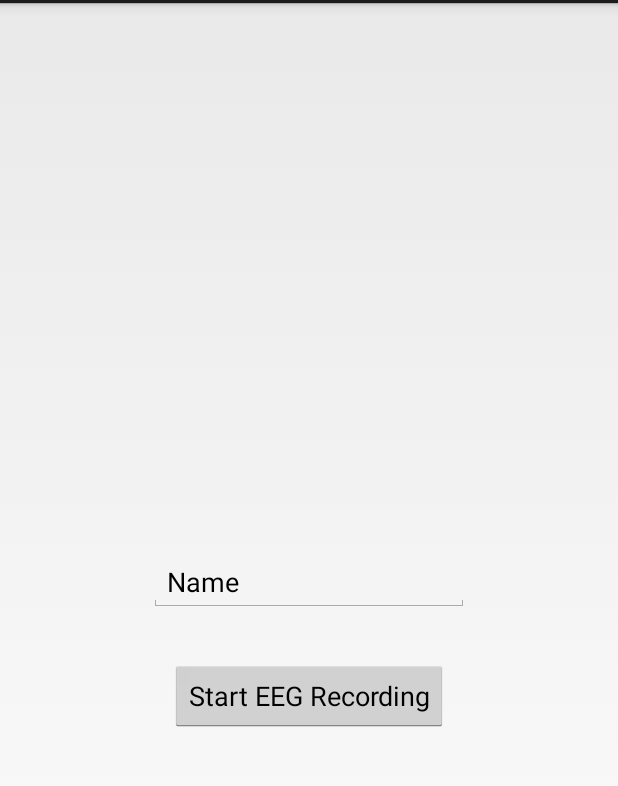
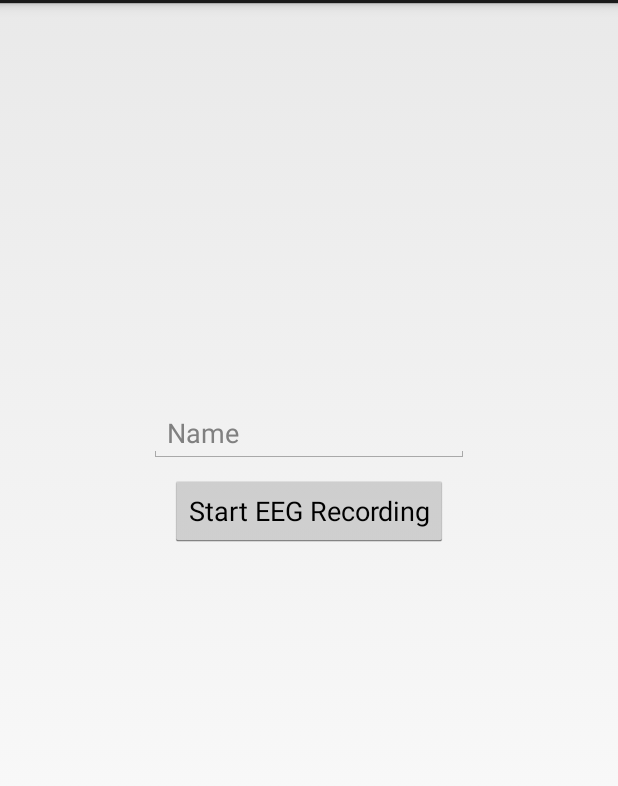
Before and after one commit to zhijiee/FocusDataCollection, an Android app: the screen it shows after launch (MainActivity), on a phone screen of 412 x 824 dp, the part 69-855 px from its top. Run offline under Robolectric (Android 15) with nearby library versions, the phone set to English and light mode, and no system bars.

Commit message:
Added name to the saved file. modified the main activity.

```diff
--- a/app/src/main/java/com/zhijie/focus/Activity_Record_Data.java
+++ b/app/src/main/java/com/zhijie/focus/Activity_Record_Data.java
@@ -93,6 +93,7 @@ public class Activity_Record_Data extends Activity implements View.OnClickListen
     private ProgressBar pb_timer;
     private ProgressBar pb_qsn_timeout;
 
+    private String name;
     private int answer;
     private int num_consecutive_correct = 0;
     private List<Long> userTimeTaken;
@@ -110,6 +111,9 @@ public class Activity_Record_Data extends Activity implements View.OnClickListen
         // Load the Muse Library
         manager = MuseManagerAndroid.getInstance();
         manager.setContext(this);
+
+        Intent intent = getIntent();
+        name = intent.getStringExtra("name");
 
         // Setup Callback
         WeakReference<Activity_Record_Data> weakActivity =
@@ -681,7 +685,7 @@ public class Activity_Record_Data extends Activity implements View.OnClickListen
      * -------------------- Begin File I/O --------------------------
      */
     private void initFileWriter() {
-        SimpleDateFormat formatter = new SimpleDateFormat("dd_MM_yyyy_HH_mm_ss", Locale.US);
+        SimpleDateFormat formatter = new SimpleDateFormat(name + "dd_MM_yyyy_HH_mm_ss", Locale.US);
         Date now = new Date();
         String fileName = formatter.format(now) + ".muse";
 
--- a/app/src/main/java/com/zhijie/focus/MainActivity.java
+++ b/app/src/main/java/com/zhijie/focus/MainActivity.java
@@ -3,21 +3,33 @@ package com.zhijie.focus;
 import android.app.Activity;
 import android.content.Intent;
 import android.os.Bundle;
+import android.util.Log;
 import android.view.View;
 import android.view.View.OnClickListener;
 import android.widget.Button;
+import android.widget.EditText;
+import android.widget.TextView;
+
+import static android.graphics.Color.RED;
 
 
 public class MainActivity extends Activity implements OnClickListener {
 
     private final String TAG = "Main_Activity!";
+    private EditText et_name;
+    private TextView tv_feedback;
 
     @Override
     protected void onCreate(Bundle savedInstanceState) {
         super.onCreate(savedInstanceState);
         setContentView(R.layout.activity_main);
+
         Button recordData = findViewById(R.id.refresh);
         recordData.setOnClickListener(this);
+
+        et_name = findViewById(R.id.nameField);
+        tv_feedback = findViewById(R.id.tv_name_feedback);
+
 
     }
 
@@ -26,9 +38,21 @@ public class MainActivity extends Activity implements OnClickListener {
     public void onClick(View v) {
 
         if (v.getId() == R.id.refresh) {
-            Intent myIntent = new Intent(MainActivity.this,
+            String name = et_name.getText().toString();
+
+            if ( !(name == null) && !name.equals("")){
+                Log.d(TAG, "Name:" + et_name.getText());
+
+                Intent myIntent = new Intent(MainActivity.this,
                     Activity_Record_Data.class);
-            startActivity(myIntent);
+                myIntent.putExtra("name", name);
+                startActivity(myIntent);
+
+            }else {
+                tv_feedback.setText(R.string.enter_name);
+                tv_feedback.setTextColor(RED);
+            }
+
         }
 
     }
--- a/app/src/main/res/layout/activity_main.xml
+++ b/app/src/main/res/layout/activity_main.xml
@@ -1,5 +1,6 @@
 <android.support.constraint.ConstraintLayout xmlns:android="http://schemas.android.com/apk/res/android"
     xmlns:app="http://schemas.android.com/apk/res-auto"
+    xmlns:tools="http://schemas.android.com/tools"
     android:id="@+id/linearLayout3"
     android:layout_width="match_parent"
     android:layout_height="match_parent"
@@ -9,14 +10,14 @@
         android:id="@+id/refresh"
         android:layout_width="wrap_content"
         android:layout_height="wrap_content"
-        android:layout_marginTop="32dp"
+        android:layout_marginTop="8dp"
         android:text="@string/record_data"
         app:layout_constraintEnd_toEndOf="parent"
         app:layout_constraintStart_toStartOf="parent"
-        app:layout_constraintTop_toBottomOf="@+id/editText" />
+        app:layout_constraintTop_toBottomOf="@+id/nameField" />
 
     <EditText
-        android:id="@+id/editText"
+        android:id="@+id/nameField"
         android:layout_width="wrap_content"
         android:layout_height="36dp"
         android:layout_marginBottom="16dp"
@@ -24,11 +25,24 @@
         android:layout_marginStart="32dp"
         android:layout_marginTop="16dp"
         android:ems="10"
+        android:hint="Name"
         android:inputType="textPersonName"
-        android:text="@string/name"
         app:layout_constraintBottom_toBottomOf="parent"
         app:layout_constraintEnd_toEndOf="parent"
         app:layout_constraintStart_toStartOf="parent"
-        app:layout_constraintTop_toTopOf="parent" />
+        app:layout_constraintTop_toTopOf="parent"
+        app:layout_constraintVertical_bias="0.36" />
+
+    <TextView
+        android:id="@+id/tv_name_feedback"
+        android:layout_width="wrap_content"
+        android:layout_height="wrap_content"
+        android:layout_marginBottom="16dp"
+        android:layout_marginEnd="32dp"
+        android:layout_marginStart="32dp"
+        android:textSize="18sp"
+        app:layout_constraintBottom_toTopOf="@+id/nameField"
+        app:layout_constraintEnd_toEndOf="parent"
+        app:layout_constraintStart_toStartOf="parent" />
 
 </android.support.constraint.ConstraintLayout>
--- a/app/src/main/res/values/strings.xml
+++ b/app/src/main/res/values/strings.xml
@@ -25,11 +25,12 @@
 
     <string name="museconnection_title">Choose your Muse Device to use!</string>
     <string name="tv_muse_connection_title"> Muse: </string>
-    <string name="tv_muse_unk"> Unknown </string>
+    <!--<string name="tv_muse_unk"> Unknown </string>-->
     <string name="tv_muse_connected"> Connected </string>
 
     <string name="record_data"> Start EEG Recording </string>
     <string name="name"> Name </string>
+    <string name="enter_name"> Please enter a name! </string>
 
     <string name="start_rec"> Start Recording </string>
     <string name="stop_rec"> Stop Recording </string>
```
Also changed, not shown: 1 other file.
